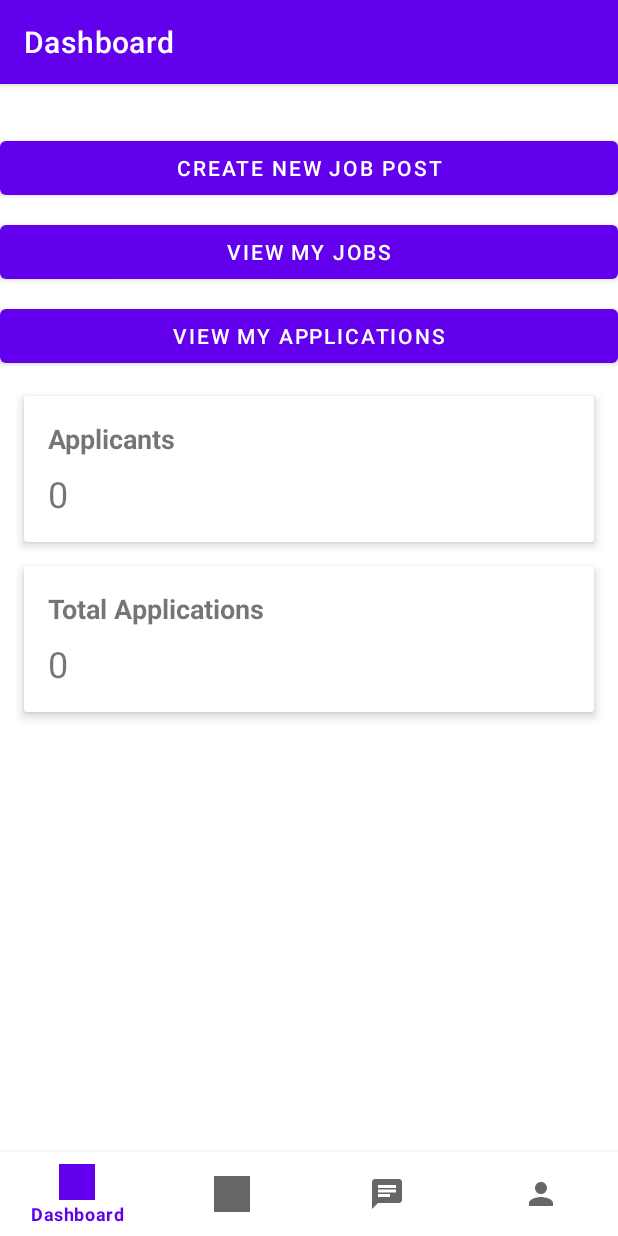
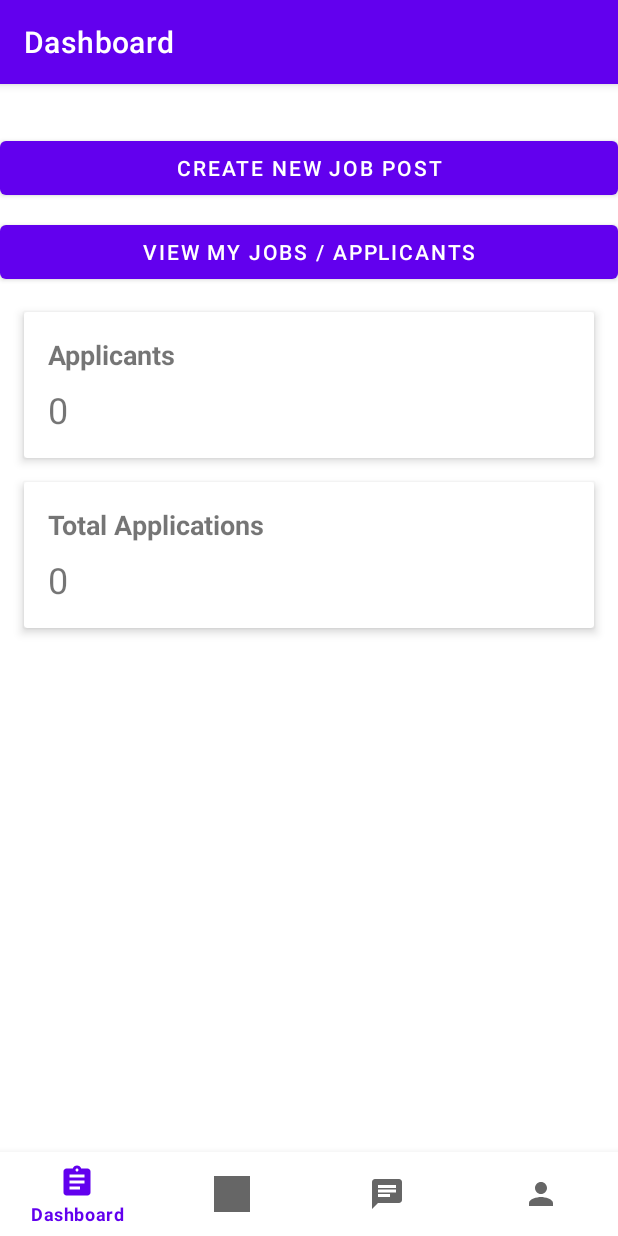
Before and after one commit to mohamed-khan-05/recruitment_project, an Android app: the DashboardFragment screen opened directly, with no data from a screen before it, on a phone screen of 412 x 824 dp. Run offline under Robolectric (Android 15) with nearby library versions, the phone set to English and light mode, and no system bars; our stand-ins replace Firebase (no records; nobody signed in at launch, a user with empty details on screens opened directly), navigation-ui.

Commit message:
employer applicants sorted

```diff
--- a/app/build.gradle.kts
+++ b/app/build.gradle.kts
@@ -67,6 +67,10 @@ dependencies {
     implementation("com.google.firebase:firebase-analytics")
     implementation("com.tom-roush:pdfbox-android:2.0.27.0")
 
+    implementation("com.google.android.material:material:1.9.0")
+    implementation("com.google.android.flexbox:flexbox:3.0.0")
+
+
     implementation("com.google.android.gms:play-services-auth:20.7.0")
     implementation("com.google.apis:google-api-services-drive:v3-rev20220815-2.0.0")
     implementation("com.google.api-client:google-api-client-android:2.2.0")
--- a/app/src/main/AndroidManifest.xml
+++ b/app/src/main/AndroidManifest.xml
@@ -14,6 +14,7 @@
         tools:targetApi="31">
         <activity
             android:name=".EmployerActivity"
+            android:windowSoftInputMode="adjustResize"
             android:exported="false" />
         <activity
             android:name=".RegisterActivity"
--- /dev/null
+++ b/app/src/main/res/drawable/ic_dashboard.xml
@@ -0,0 +1,5 @@
+<vector xmlns:android="http://schemas.android.com/apk/res/android" android:autoMirrored="true" android:height="24dp" android:tint="#000000" android:viewportHeight="24" android:viewportWidth="24" android:width="24dp">
+
+    <path android:fillColor="@android:color/white" android:pathData="M19,3h-4.18C14.4,1.84 13.3,1 12,1c-1.3,0 -2.4,0.84 -2.82,2L5,3c-1.1,0 -2,0.9 -2,2v14c0,1.1 0.9,2 2,2h14c1.1,0 2,-0.9 2,-2L21,5c0,-1.1 -0.9,-2 -2,-2zM12,3c0.55,0 1,0.45 1,1s-0.45,1 -1,1 -1,-0.45 -1,-1 0.45,-1 1,-1zM14,17L7,17v-2h7v2zM17,13L7,13v-2h10v2zM17,9L7,9L7,7h10v2z"/>
+
+</vector>
--- a/app/src/main/res/drawable/status_background.xml
+++ b/app/src/main/res/drawable/status_background.xml
@@ -2,5 +2,5 @@
 <shape xmlns:android="http://schemas.android.com/apk/res/android"
     android:shape="rectangle">
     <corners android:radius="16dp" />
-    <solid android:color="#DDDDDD" />
+    <solid android:color="@color/purple_200" />
 </shape>
--- a/app/src/main/res/layout/activity_employer.xml
+++ b/app/src/main/res/layout/activity_employer.xml
@@ -1,11 +1,23 @@
 <?xml version="1.0" encoding="utf-8"?>
-<androidx.coordinatorlayout.widget.CoordinatorLayout xmlns:android="http://schemas.android.com/apk/res/android"
+<androidx.constraintlayout.widget.ConstraintLayout xmlns:android="http://schemas.android.com/apk/res/android"
     xmlns:app="http://schemas.android.com/apk/res-auto"
-    android:id="@+id/employer_coordinator"
+    android:id="@+id/employer_container"
     android:layout_width="match_parent"
     android:layout_height="match_parent"
     android:paddingTop="0dp"
     android:fitsSystemWindows="true">
+
+    <com.google.android.material.bottomnavigation.BottomNavigationView
+        android:id="@+id/navViewEmployer"
+        android:layout_width="0dp"
+        android:layout_height="wrap_content"
+        android:layout_marginStart="0dp"
+        android:layout_marginEnd="0dp"
+        android:background="?android:attr/windowBackground"
+        app:menu="@menu/employer_bottom_nav_menu"
+        app:layout_constraintBottom_toBottomOf="parent"
+        app:layout_constraintLeft_toLeftOf="parent"
+        app:layout_constraintRight_toRightOf="parent" />
 
     <fragment
         android:id="@+id/nav_host_fragment_employer"
@@ -13,14 +25,10 @@
         android:layout_width="match_parent"
         android:layout_height="match_parent"
         app:defaultNavHost="true"
-        app:navGraph="@navigation/nav_employer" />
+        app:navGraph="@navigation/nav_employer"
+        app:layout_constraintTop_toTopOf="parent"
+        app:layout_constraintBottom_toTopOf="@id/navViewEmployer"
+        app:layout_constraintLeft_toLeftOf="parent"
+        app:layout_constraintRight_toRightOf="parent" />
 
-    <com.google.android.material.bottomnavigation.BottomNavigationView
-        android:id="@+id/navViewEmployer"
-        android:layout_width="match_parent"
-        android:layout_height="wrap_content"
-        android:layout_gravity="bottom"
-        android:background="?android:attr/windowBackground"
-        app:menu="@menu/employer_bottom_nav_menu" />
-
-</androidx.coordinatorlayout.widget.CoordinatorLayout>
+</androidx.constraintlayout.widget.ConstraintLayout>
--- a/app/src/main/res/layout/fragment_dashboard.xml
+++ b/app/src/main/res/layout/fragment_dashboard.xml
@@ -25,16 +25,8 @@
             android:layout_width="match_parent"
             android:layout_height="wrap_content"
             android:layout_marginTop="8dp"
-            android:text="View My Jobs"
+            android:text="View My Jobs / Applicants"
             app:layout_constraintTop_toBottomOf="@id/button_create_job" />
-
-        <Button
-            android:id="@+id/button_view_my_applicants"
-            android:layout_width="match_parent"
-            android:layout_height="wrap_content"
-            android:layout_marginTop="8dp"
-            android:text="View My Applications"
-            app:layout_constraintTop_toBottomOf="@id/button_view_my_jobs" />
 
         <androidx.cardview.widget.CardView
             android:id="@+id/card_profile_views"
@@ -44,7 +36,7 @@
             app:cardElevation="4dp"
             app:layout_constraintEnd_toEndOf="parent"
             app:layout_constraintStart_toStartOf="parent"
-            app:layout_constraintTop_toBottomOf="@id/button_view_my_applicants">
+            app:layout_constraintTop_toBottomOf="@id/button_view_my_jobs">
 
             <LinearLayout
                 android:layout_width="match_parent"
--- a/app/src/main/res/menu/employer_bottom_nav_menu.xml
+++ b/app/src/main/res/menu/employer_bottom_nav_menu.xml
@@ -2,7 +2,7 @@
 <menu xmlns:android="http://schemas.android.com/apk/res/android">
     <item
         android:id="@+id/navigation_dashboard"
-        android:icon="@drawable/ic_launcher_background"
+        android:icon="@drawable/ic_dashboard"
         android:title="Dashboard" />
     <item
         android:id="@+id/navigation_search"
--- a/app/src/main/res/navigation/nav_employer.xml
+++ b/app/src/main/res/navigation/nav_employer.xml
@@ -20,6 +20,28 @@
             app:destination="@id/myJobsFragment" />
     </fragment>
 
+    <fragment
+        android:id="@+id/navigation_applicants"
+        android:name="com.example.recruitment.ui.jobs.ApplicantsFragment"
+        android:label="Applicants"
+        tools:layout="@layout/fragment_applicants">
+        <argument
+            android:name="jobId"
+            app:argType="string" />
+        <action
+            android:id="@+id/action_my_applicants_to_navigation_chat"
+            app:destination="@id/navigation_chat_page" />
+    </fragment>
+
+    <fragment
+        android:id="@+id/navigation_chat"
+        android:name="com.example.recruitment.ui.chat.ChatFragment"
+        android:label="Chats"
+        tools:layout="@layout/fragment_chat">
+        <action
+            android:id="@+id/action_chat_to_chat_page"
+            app:destination="@id/navigation_chat_page" />
+    </fragment>
 
     <fragment
         android:id="@+id/navigation_search"
@@ -40,16 +62,6 @@
                 app:argType="string" />
         </action>
 
-    </fragment>
-
-    <fragment
-        android:id="@+id/navigation_chat"
-        android:name="com.example.recruitment.ui.chat.ChatFragment"
-        android:label="Chats"
-        tools:layout="@layout/fragment_chat">
-        <action
-            android:id="@+id/action_chat_to_chat_page"
-            app:destination="@id/navigation_chat_page" />
     </fragment>
 
     <fragment
@@ -74,5 +86,9 @@
         android:id="@+id/myJobsFragment"
         android:name="com.example.recruitment.ui.jobs.MyJobsFragment"
         android:label="My Jobs"
-        tools:layout="@layout/fragment_my_jobs" />
+        tools:layout="@layout/fragment_my_jobs">
+        <action
+            android:id="@+id/action_myJobsFragment_to_navigation_applicants"
+            app:destination="@id/navigation_applicants" />
+    </fragment>
 </navigation>
--- a/app/src/main/res/values/colors.xml
+++ b/app/src/main/res/values/colors.xml
@@ -7,4 +7,7 @@
     <color name="teal_700">#FF018786</color>
     <color name="black">#FF000000</color>
     <color name="white">#FFFFFFFF</color>
+    <color name="green">#2E7D32</color>
+    <color name="red">#C62828</color>
+
 </resources>
```
Also changed, not shown: app/src/main/java/com/example/recruitment/model/Applicant.kt (added, +9 -0 lines), app/src/main/java/com/example/recruitment/ui/jobs/ApplicantsAdapter.kt (added, +122 -0 lines), app/src/main/java/com/example/recruitment/ui/jobs/ApplicantsFragment.kt (added, +219 -0 lines), app/src/main/java/com/example/recruitment/ui/jobs/MyJobsAdapter.kt (+16 -9 lines), app/src/main/java/com/example/recruitment/ui/jobs/MyJobsFragment.kt (+16 -5 lines), app/src/main/res/layout/fragment_applicants.xml (added, +80 -0 lines), app/src/main/res/layout/item_applicant.xml (added, +73 -0 lines), app/src/main/res/layout/item_keyword.xml (added, +14 -0 lines).
